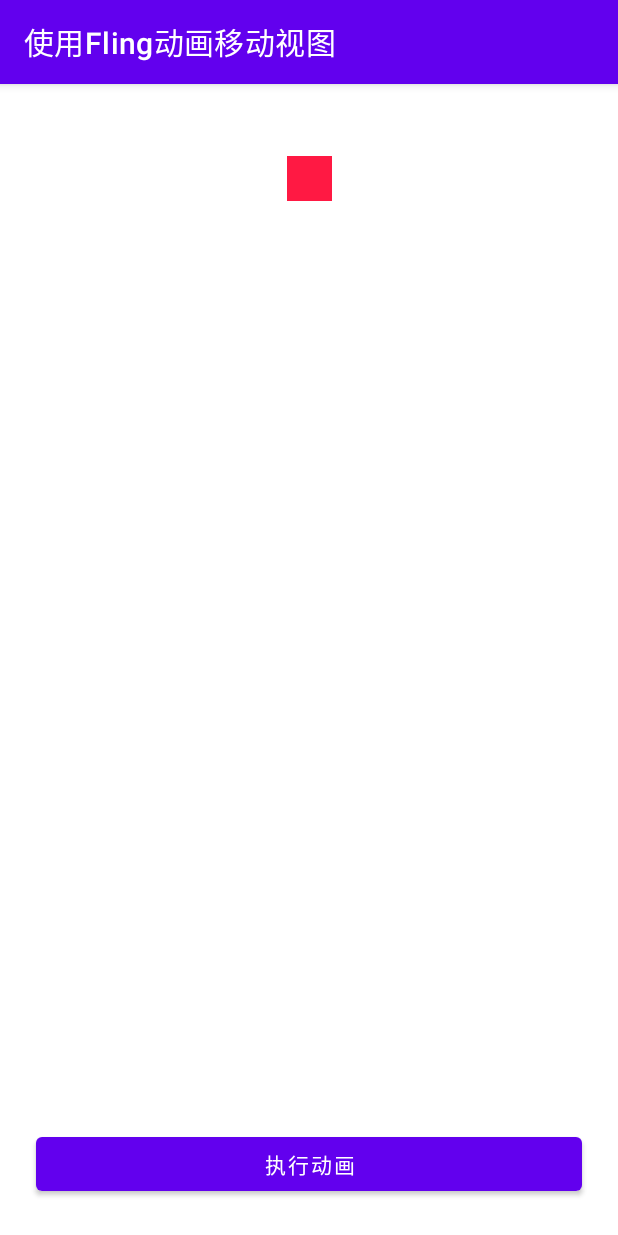
After one commit to codeccc/Android-Animations-Demo, an Android app: the FlingActivity screen opened directly, with no data from a screen before it, on a phone screen of 412 x 824 dp. The commit adds this screen. Run offline under Robolectric (Android 15) with nearby library versions, the phone set to English and light mode, and no system bars.

Commit message:
增加新动画实现

```diff
--- /dev/null
+++ b/app/src/main/java/com/codeccc/animation/ui/fling/FlingActivity.kt
@@ -0,0 +1,46 @@
+package com.codeccc.animation.ui.fling
+
+import android.os.Bundle
+import androidx.appcompat.app.AppCompatActivity
+import androidx.dynamicanimation.animation.DynamicAnimation
+import androidx.dynamicanimation.animation.FlingAnimation
+import com.codeccc.animation.databinding.ActivityFlingBinding
+
+/**
+ * Author : wangbo
+ * Date : 2021/8/10
+ * Function : TODO 请在这里输入文件用途
+ * Desc : TODO 请在这里输入文件描述
+ */
+class FlingActivity : AppCompatActivity() {
+
+
+    private var _binding: ActivityFlingBinding? = null
+
+    private val binding get() = _binding!!
+
+
+    override fun onCreate(savedInstanceState: Bundle?) {
+        super.onCreate(savedInstanceState)
+
+        _binding = ActivityFlingBinding.inflate(layoutInflater)
+
+        setContentView(binding.root)
+
+
+        binding.apply {
+            btnStart.setOnClickListener {
+                //创建Fling动画
+                val fling = FlingAnimation(animationView, DynamicAnimation.TRANSLATION_Y)
+                //设置速度,单位px/s
+                fling.setStartVelocity(1000f)
+                fling.setStartValue(0f)
+                //设置摩擦力,可降低动画速度
+                fling.setFriction(0.5f)
+                //执行fling动画
+                fling.start()
+            }
+        }
+    }
+
+}
--- /dev/null
+++ b/app/src/main/res/layout/activity_fling.xml
@@ -0,0 +1,27 @@
+<?xml version="1.0" encoding="utf-8"?>
+<androidx.constraintlayout.widget.ConstraintLayout xmlns:android="http://schemas.android.com/apk/res/android"
+    xmlns:app="http://schemas.android.com/apk/res-auto"
+    android:layout_width="match_parent"
+    android:layout_height="match_parent">
+
+    <View
+        android:id="@+id/animationView"
+        android:layout_width="30dp"
+        android:layout_height="30dp"
+        android:layout_margin="48dp"
+        android:background="#ff1943"
+        app:layout_constraintEnd_toEndOf="parent"
+        app:layout_constraintStart_toStartOf="parent"
+        app:layout_constraintTop_toTopOf="parent" />
+
+    <com.google.android.material.button.MaterialButton
+        android:id="@+id/btnStart"
+        android:layout_width="match_parent"
+        android:layout_height="wrap_content"
+        android:layout_margin="24dp"
+        android:text="执行动画"
+        app:layout_constraintBottom_toBottomOf="parent"
+        app:layout_constraintEnd_toEndOf="parent"
+        app:layout_constraintStart_toStartOf="parent" />
+
+</androidx.constraintlayout.widget.ConstraintLayout>
```
Also changed, not shown: app/src/main/AndroidManifest.xml (+7 -0 lines), app/src/main/java/com/codeccc/animation/ui/home/HomeFragment.kt (+8 -1 lines), app/src/main/java/com/codeccc/animation/ui/zoom/ZoomActivity.kt (added, +167 -0 lines), app/src/main/res/layout/activity_zoom.xml (added, +35 -0 lines).
